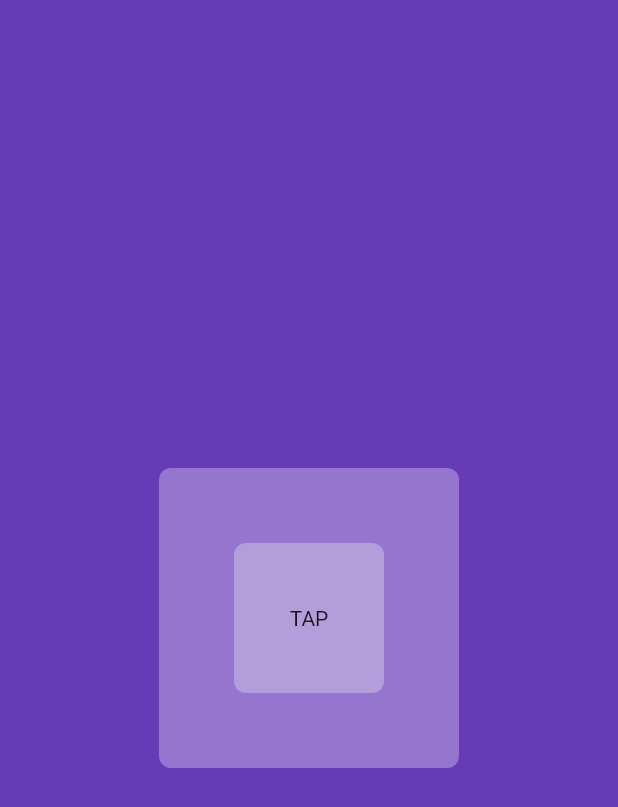
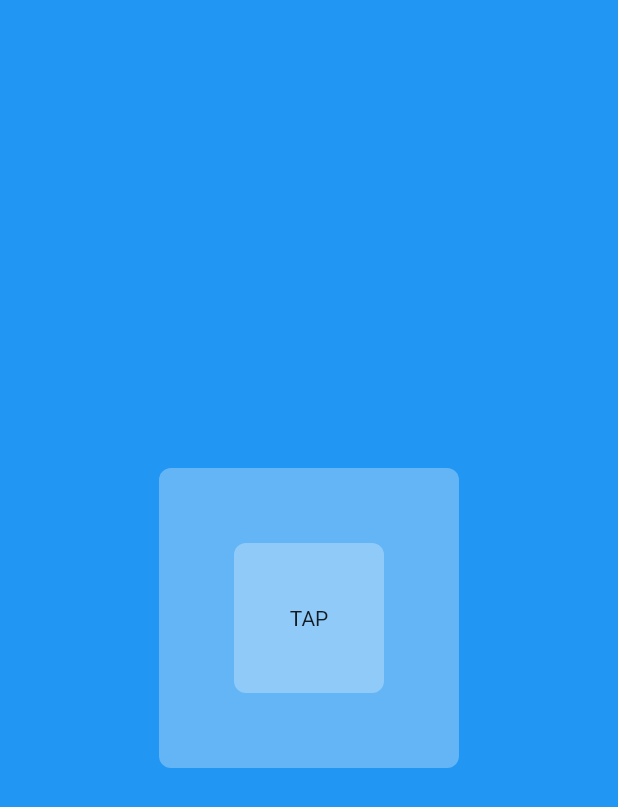
Before and after one commit to kboomska/flutter-light-dark-mode, a Flutter app: the screen it shows after launch, on a phone screen of 412 x 824 dp. Shown: the top 807 px of the screen. Run offline on Flutter 3.47's test engine with Material 2 defaults, Android fonts, the phone set to English and light mode, and no system bars.

```diff
--- a/lib/main.dart
+++ b/lib/main.dart
@@ -1,6 +1,7 @@
 import 'package:flutter/material.dart';
 
 import 'package:flutter_light_dark_mode/pages/home_page.dart';
+import 'package:flutter_light_dark_mode/theme/theme.dart';
 
 void main() {
   runApp(const MyApp());
@@ -11,9 +12,11 @@ class MyApp extends StatelessWidget {
 
   @override
   Widget build(BuildContext context) {
-    return const MaterialApp(
+    return MaterialApp(
       debugShowCheckedModeBanner: false,
-      home: HomePage(),
+      theme: lightMode,
+      darkTheme: darkMode,
+      home: const HomePage(),
     );
   }
 }
--- a/lib/pages/home_page.dart
+++ b/lib/pages/home_page.dart
@@ -9,12 +9,12 @@ class HomePage extends StatelessWidget {
   @override
   Widget build(BuildContext context) {
     return Scaffold(
-      backgroundColor: Colors.deepPurple[500],
+      backgroundColor: Colors.blue[500],
       body: Center(
         child: MyBox(
-          color: Colors.deepPurple[300],
+          color: Colors.blue[300],
           child: MyButton(
-            color: Colors.deepPurple[200],
+            color: Colors.blue[200],
             onTap: () {},
           ),
         ),
--- /dev/null
+++ b/lib/theme/theme.dart
@@ -0,0 +1,9 @@
+import 'package:flutter/material.dart';
+
+ThemeData lightMode = ThemeData(
+  brightness: Brightness.light,
+);
+
+ThemeData darkMode = ThemeData(
+  brightness: Brightness.dark,
+);
```
